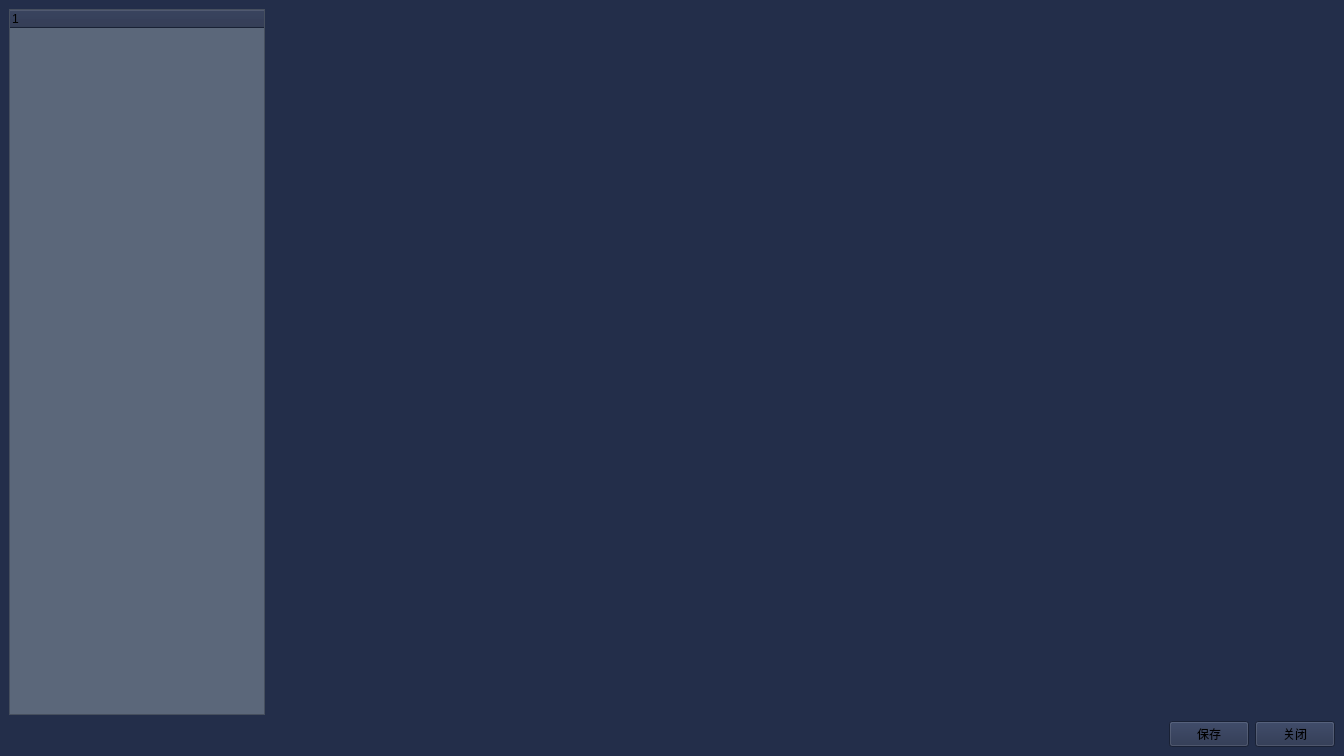
fucked777/znsd, file MDS_DevelopWork/src/UserPlugins/SecondMotionControlPlugin/SecondMotionControlDialog.ui: the form before one commit.
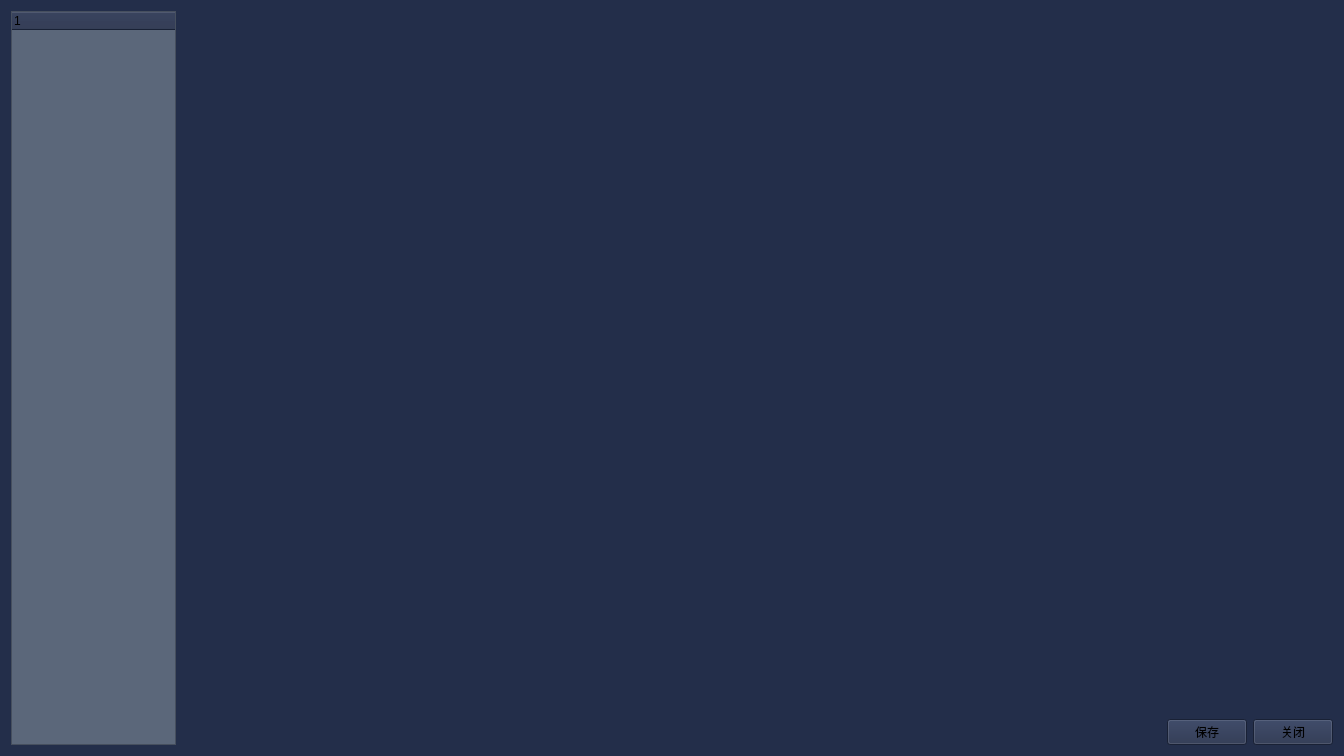
The form after the commit.

What changed in the file:
```diff
--- a/MDS_DevelopWork/src/UserPlugins/SecondMotionControlPlugin/SecondMotionControlDialog.ui
+++ b/MDS_DevelopWork/src/UserPlugins/SecondMotionControlPlugin/SecondMotionControlDialog.ui
@@ -16,21 +16,7 @@
   <property name="styleSheet">
    <string notr="true">background-color: #232e4a;</string>
   </property>
-  <layout class="QVBoxLayout" name="verticalLayout">
-   <property name="leftMargin">
-    <number>9</number>
-   </property>
-   <property name="topMargin">
-    <number>9</number>
-   </property>
-   <property name="rightMargin">
-    <number>9</number>
-   </property>
-   <property name="bottomMargin">
-    <number>9</number>
-   </property>
-   <item>
-    <layout class="QHBoxLayout" name="horizontalLayout" stretch="0,1">
+  <layout class="QHBoxLayout" name="horizontalLayout" stretch="1,7">
      <item>
       <widget class="QTreeWidget" name="treeWidget">
        <property name="sizePolicy">
@@ -56,6 +42,8 @@
       </widget>
      </item>
      <item>
+    <layout class="QVBoxLayout" name="verticalLayout">
+     <item>
       <widget class="QStackedWidget" name="contentStackWidget">
        <property name="sizePolicy">
         <sizepolicy hsizetype="Expanding" vsizetype="Expanding">
@@ -73,8 +61,6 @@
        </property>
       </widget>
      </item>
-    </layout>
-   </item>
    <item>
     <layout class="QHBoxLayout" name="horizontalLayout_3">
      <item>
@@ -103,6 +89,8 @@
         <string>关闭</string>
        </property>
       </widget>
+       </item>
+      </layout>
      </item>
     </layout>
    </item>
```
Lines whose indentation alone changed are shown as unchanged.
